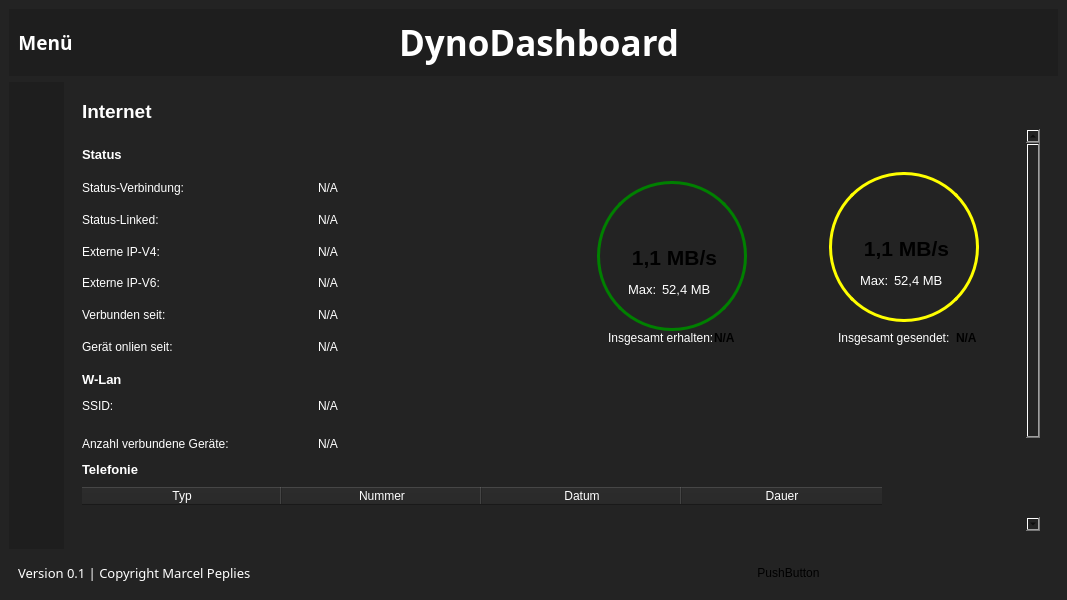
First picture: the form in ui/dynoDash.ui, repository Marcen1603/dynoBoard, before the edit.
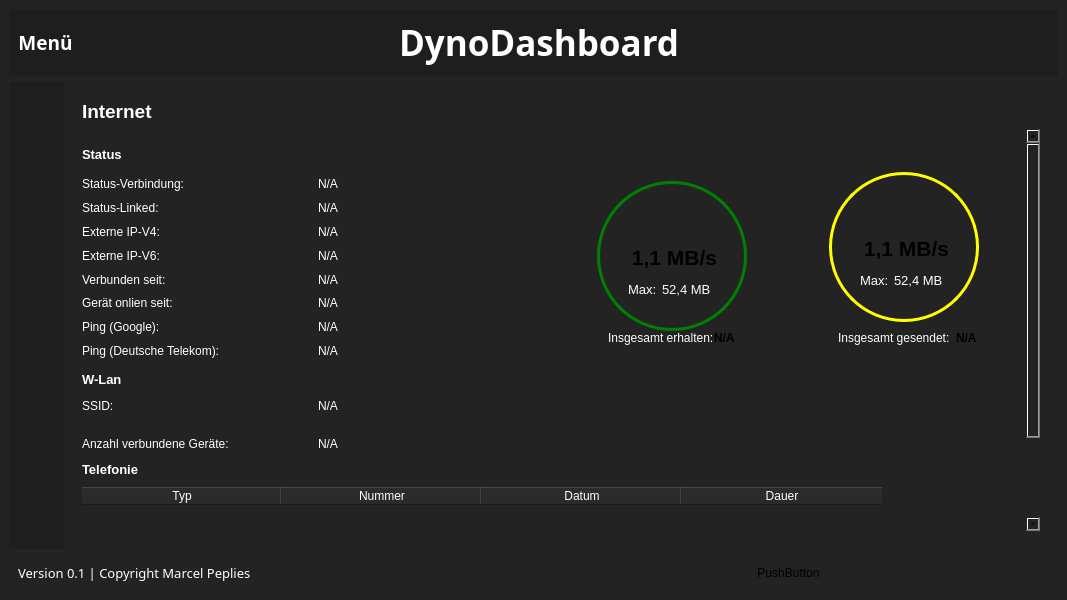
Second picture: the form after the edit. Icons and pictures are not drawn.

Commit message: - Add ping to google and telekom germany

```diff
--- a/ui/dynoDash.ui
+++ b/ui/dynoDash.ui
@@ -1050,6 +1050,26 @@
                              </property>
                             </widget>
                            </item>
+                           <item>
+                            <widget class="QLabel" name="label_44">
+                             <property name="styleSheet">
+                              <string notr="true">color: rgb(255, 255, 255);</string>
+                             </property>
+                             <property name="text">
+                              <string>Ping (Google):</string>
+                             </property>
+                            </widget>
+                           </item>
+                           <item>
+                            <widget class="QLabel" name="label_51">
+                             <property name="styleSheet">
+                              <string notr="true">color: rgb(255, 255, 255);</string>
+                             </property>
+                             <property name="text">
+                              <string>Ping (Deutsche Telekom):</string>
+                             </property>
+                            </widget>
+                           </item>
                           </layout>
                          </widget>
                         </item>
@@ -1137,6 +1157,26 @@
                              </property>
                             </widget>
                            </item>
+                           <item>
+                            <widget class="QLabel" name="ping_google">
+                             <property name="styleSheet">
+                              <string notr="true">color: rgb(255, 255, 255);</string>
+                             </property>
+                             <property name="text">
+                              <string>N/A</string>
+                             </property>
+                            </widget>
+                           </item>
+                           <item>
+                            <widget class="QLabel" name="ping_telekom">
+                             <property name="styleSheet">
+                              <string notr="true">color: rgb(255, 255, 255);</string>
+                             </property>
+                             <property name="text">
+                              <string>N/A</string>
+                             </property>
+                            </widget>
+                           </item>
                           </layout>
                          </widget>
                         </item>
```
The commit also changes 2 other files.
